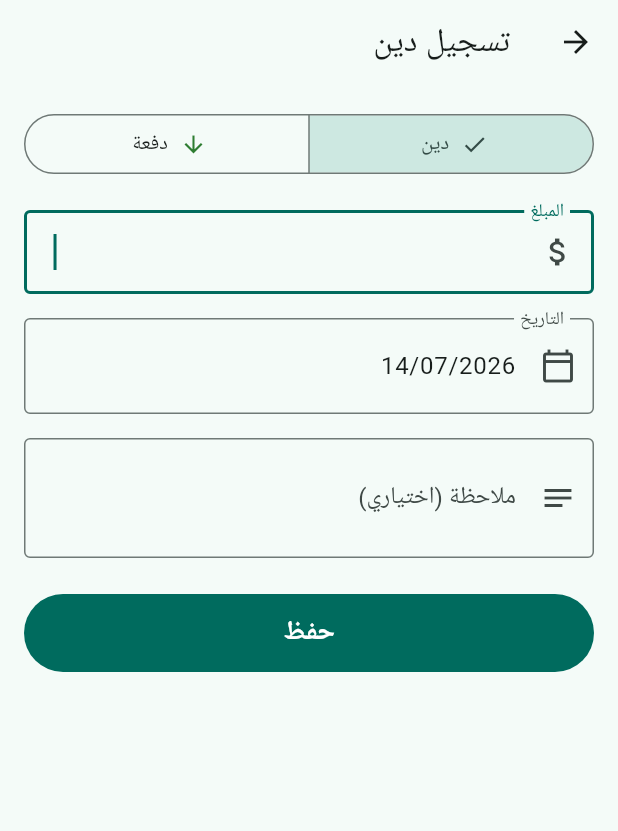
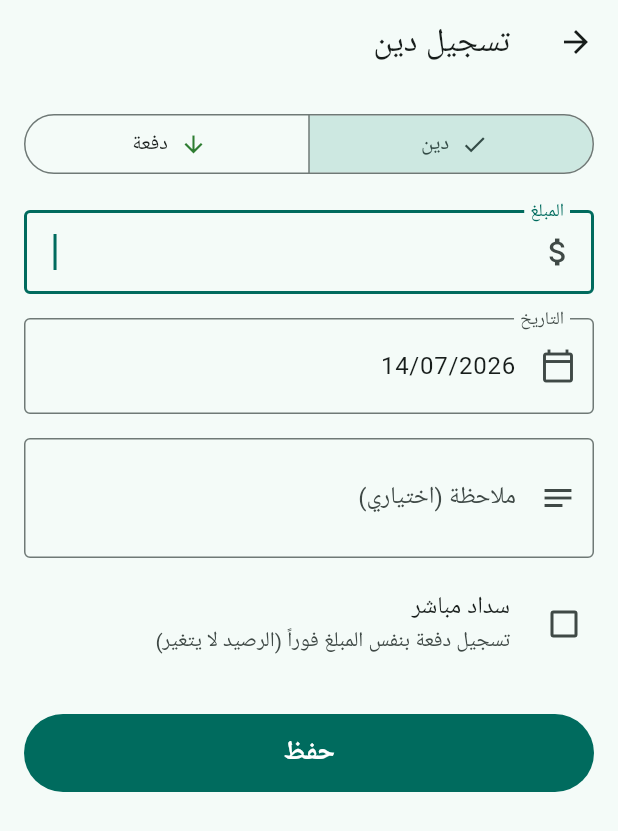
Before and after one commit to IbrahimGhalghay/FADEL, a Flutter app: the AddEditTransactionScreen screen opened directly with empty values, on a phone screen of 412 x 824 dp. Shown: the top 831 px of the screen. Run offline on Flutter 3.47's test engine with Material 3 defaults, Android fonts, the phone set to English and light mode, and no system bars; our stand-ins replace cloud_firestore, firebase_auth, firebase_core, flutter_riverpod, flutter_secure_storage, go_router and 1 more; accounts and stored records are empty.

Commit message:
Add user names on transactions, editable captions, and Pay Directly
- Full name captured at join (new devices) or via a migration step
  (existing devices); stamped on each transaction as createdByName and
  shown next to the date in history.
- Business-wide customizable captions (labels map on the business doc,
  live-synced; empty field = default). New Settings screen; rules allow
  members to update only the labels field.
- Pay Directly checkbox on debt entry: records the debt plus a matching
  payment in one atomic batch, leaving the balance unchanged.

Co-Authored-By: Claude Fable 5 <noreply@anthropic.com>

```diff
--- a/lib/core/constants/app_constants.dart
+++ b/lib/core/constants/app_constants.dart
@@ -18,6 +18,7 @@ class AppConstants {
 
   // Secure-storage keys
   static const String businessIdKey = 'business_id';
+  static const String userNameKey = 'user_name';
   static const String pinHashKey = 'pin_hash';
   static const String pinSaltKey = 'pin_salt';
   static const String lockTimeoutSecondsKey = 'lock_timeout_seconds';
--- a/lib/core/constants/app_strings.dart
+++ b/lib/core/constants/app_strings.dart
@@ -36,6 +36,9 @@ class AppStrings {
   static const noTransactions = 'لا توجد معاملات بعد';
   static const confirmDeleteTransaction =
       'هل أنت متأكد من حذف هذه المعاملة؟';
+  static const payDirectly = 'سداد مباشر';
+  static const payDirectlyHint =
+      'تسجيل دفعة بنفس المبلغ فوراً (الرصيد لا يتغير)';
 
   // Common
   static const save = 'حفظ';
@@ -55,6 +58,13 @@ class AppStrings {
   static const currentPin = 'أدخل الرمز الحالي';
   static const newPin = 'أدخل الرمز الجديد';
   static const pinChanged = 'تم تغيير الرمز السري بنجاح';
+
+  // Profile / user name
+  static const fullName = 'الاسم الكامل';
+  static const nameSetupTitle = 'عرّف عن نفسك';
+  static const nameSetupSubtitle =
+      'أدخل اسمك الكامل ليظهر بجانب المعاملات التي تسجلها';
+  static const continueLabel = 'متابعة';
 
   // Business setup
   static const businessSetupTitle = 'الانضمام إلى نشاط تجاري';
@@ -76,6 +86,14 @@ class AppStrings {
   static const lockTimeout = 'مدة القفل التلقائي';
   static const lockImmediately = 'فوراً';
   static const appVersion = 'إصدار التطبيق';
+  static const editLabels = 'تخصيص التسميات';
+  static const editLabelsSubtitle =
+      'غيّر أسماء الأزرار والمعاملات لتناسب نشاطك (تظهر لجميع الموظفين). اترك الحقل فارغاً للعودة إلى الاسم الافتراضي.';
+  static const labelRecordDebt = 'زر تسجيل الدين';
+  static const labelRecordPayment = 'زر تسجيل الدفعة';
+  static const labelDebt = 'اسم معاملة الدين';
+  static const labelPayment = 'اسم معاملة الدفعة';
+  static const labelsSaved = 'تم حفظ التسميات';
 
   static String minutesLabel(int minutes) {
     switch (minutes) {
--- a/lib/features/clients/screens/client_detail_screen.dart
+++ b/lib/features/clients/screens/client_detail_screen.dart
@@ -6,6 +6,7 @@ import '../../../core/constants/app_strings.dart';
 import '../../../core/theme/app_theme.dart';
 import '../../../core/widgets/amount_text.dart';
 import '../../../core/widgets/confirm_dialog.dart';
+import '../../settings/providers/labels_providers.dart';
 import '../../transactions/data/transaction_model.dart';
 import '../../transactions/providers/transaction_providers.dart';
 import '../../transactions/widgets/transaction_list_tile.dart';
@@ -22,6 +23,7 @@ class ClientDetailScreen extends ConsumerWidget {
   Widget build(BuildContext context, WidgetRef ref) {
     final clientAsync = ref.watch(clientStreamProvider(clientId));
     final txAsync = ref.watch(transactionsStreamProvider(clientId));
+    final labels = ref.watch(labelsProvider);
 
     return clientAsync.when(
       loading: () =>
@@ -124,7 +126,7 @@ class ClientDetailScreen extends ConsumerWidget {
                         onPressed: () => context
                             .push('/clients/$clientId/tx/new?type=debt'),
                         icon: const Icon(Icons.add),
-                        label: const Text(AppStrings.recordDebt),
+                        label: Text(labels.recordDebt),
                       ),
                     ),
                     const SizedBox(width: 12),
@@ -135,7 +137,7 @@ class ClientDetailScreen extends ConsumerWidget {
                         onPressed: () => context
                             .push('/clients/$clientId/tx/new?type=payment'),
                         icon: const Icon(Icons.remove),
-                        label: const Text(AppStrings.recordPayment),
+                        label: Text(labels.recordPayment),
                       ),
                     ),
                   ],
--- a/lib/features/transactions/data/transaction_model.dart
+++ b/lib/features/transactions/data/transaction_model.dart
@@ -17,6 +17,7 @@ class ClientTransaction {
     required this.date,
     this.note,
     required this.createdBy,
+    this.createdByName,
     this.createdAt,
   });
 
@@ -26,6 +27,9 @@ class ClientTransaction {
   final DateTime date;
   final String? note;
   final String createdBy;
+
+  /// Full name of the employee who recorded this (denormalized for display).
+  final String? createdByName;
   final DateTime? createdAt;
 
   /// Effect of this transaction on the client's balance:
@@ -42,6 +46,7 @@ class ClientTransaction {
       date: (data['date'] as Timestamp?)?.toDate() ?? DateTime.now(),
       note: data['note'] as String?,
       createdBy: (data['createdBy'] as String?) ?? '',
+      createdByName: data['createdByName'] as String?,
       createdAt: (data['createdAt'] as Timestamp?)?.toDate(),
     );
   }
--- a/lib/features/transactions/screens/add_edit_transaction_screen.dart
+++ b/lib/features/transactions/screens/add_edit_transaction_screen.dart
@@ -7,6 +7,7 @@ import '../../../core/theme/app_theme.dart';
 import '../../../core/utils/formatters.dart';
 import '../../../core/utils/validators.dart';
 import '../../auth/providers/session_providers.dart';
+import '../../settings/providers/labels_providers.dart';
 import '../data/transaction_model.dart';
 import '../providers/transaction_providers.dart';
 
@@ -43,6 +44,7 @@ class _AddEditTransactionScreenState
       TextEditingController(text: widget.transaction?.note);
   late TxType _type = widget.transaction?.type ?? widget.initialType;
   late DateTime _date = widget.transaction?.date ?? DateTime.now();
+  bool _payDirectly = false;
 
   bool get _isEditing => widget.transaction != null;
 
@@ -78,6 +80,7 @@ class _AddEditTransactionScreenState
         note: note,
       );
     } else {
+      final session = ref.read(sessionControllerProvider);
       repo.addTransaction(
         clientId: widget.clientId,
         type: _type,
@@ -85,6 +88,8 @@ class _AddEditTransactionScreenState
         date: _date,
         note: note,
         createdBy: ref.read(authRepositoryProvider).currentUid ?? '',
+        createdByName: session.userName,
+        payDirectly: _payDirectly,
       );
     }
     context.pop();
@@ -92,11 +97,12 @@ class _AddEditTransactionScreenState
 
   @override
   Widget build(BuildContext context) {
+    final labels = ref.watch(labelsProvider);
     final title = _isEditing
         ? AppStrings.editTransaction
         : _type == TxType.debt
-            ? AppStrings.recordDebt
-            : AppStrings.recordPayment;
+            ? labels.recordDebt
+            : labels.recordPayment;
     return Scaffold(
       appBar: AppBar(title: Text(title)),
       body: SingleChildScrollView(
@@ -107,17 +113,17 @@ class _AddEditTransactionScreenState
             crossAxisAlignment: CrossAxisAlignment.stretch,
             children: [
               SegmentedButton<TxType>(
-                segments: const [
+                segments: [
                   ButtonSegment(
                     value: TxType.debt,
-                    label: Text(AppStrings.debt),
-                    icon: Icon(Icons.arrow_upward,
+                    label: Text(labels.debt),
+                    icon: const Icon(Icons.arrow_upward,
                         color: AppTheme.debtColor),
                   ),
                   ButtonSegment(
                     value: TxType.payment,
-                    label: Text(AppStrings.payment),
-                    icon: Icon(Icons.arrow_downward,
+                    label: Text(labels.payment),
+                    icon: const Icon(Icons.arrow_downward,
                         color: AppTheme.paidColor),
                   ),
                 ],
@@ -167,6 +173,20 @@ class _AddEditTransactionScreenState
                 ),
                 maxLines: 2,
               ),
+              // "Pay Directly": debt-only, new transactions only — records a
+              // matching payment in the same atomic write.
+              if (!_isEditing && _type == TxType.debt) ...[
+                const SizedBox(height: 8),
+                CheckboxListTile(
+                  value: _payDirectly,
+                  onChanged: (value) =>
+                      setState(() => _payDirectly = value ?? false),
+                  title: const Text(AppStrings.payDirectly),
+                  subtitle: const Text(AppStrings.payDirectlyHint),
+                  controlAffinity: ListTileControlAffinity.leading,
+                  contentPadding: EdgeInsets.zero,
+                ),
+              ],
               const SizedBox(height: 24),
               FilledButton(
                 onPressed: _save,
--- a/pubspec.yaml
+++ b/pubspec.yaml
@@ -2,7 +2,7 @@ name: fadel_debt_tracker
 description: "Client debt & credit tracker for FADEL — Arabic RTL, Firebase-synced."
 publish_to: 'none'
 
-version: 1.0.0+1
+version: 1.1.0+2
 
 environment:
   sdk: ^3.12.2
```
Also changed, not shown: lib/core/routing/app_router.dart (+12 -0 lines), lib/features/auth/data/auth_repository.dart (+23 -2 lines), lib/features/auth/providers/session_providers.dart (+50 -11 lines), lib/features/auth/screens/onboarding/business_setup_screen.dart (+14 -1 lines), lib/features/auth/screens/onboarding/name_setup_screen.dart (added, +88 -0 lines), lib/features/settings/providers/labels_providers.dart (added, +55 -0 lines), lib/features/settings/screens/edit_labels_screen.dart (added, +116 -0 lines), lib/features/settings/screens/settings_screen.dart (+8 -0 lines), lib/features/transactions/data/transaction_repository.dart (+23 -9 lines), lib/features/transactions/widgets/transaction_list_tile.dart (+23 -8 lines), 1 other file.
